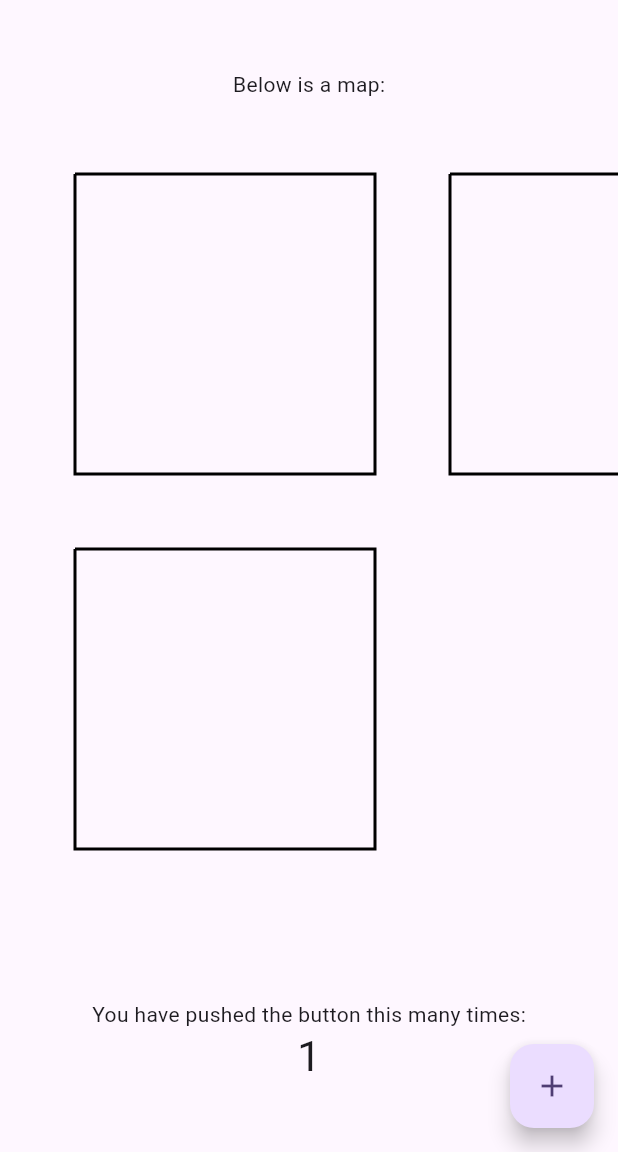
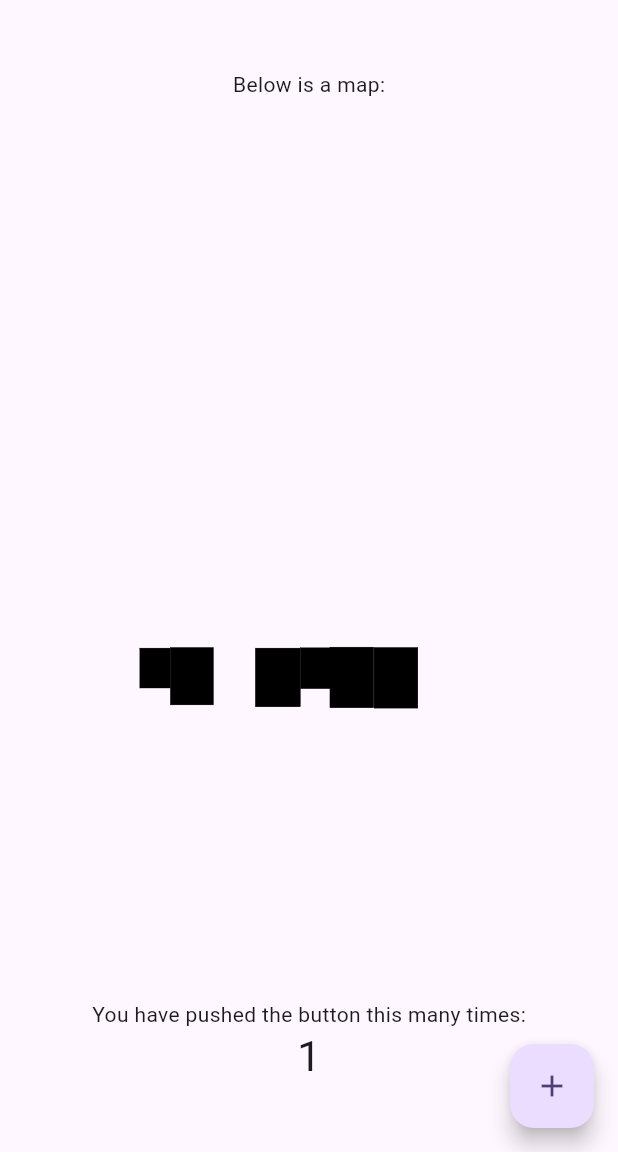
Before and after one commit to MartinDampier/4243Project, a Flutter app: the screen it shows after launch, after a tap on the "add" icon, on a phone screen of 412 x 824 dp, the part 84-1236 px from its top. Run offline on Flutter 3.47's test engine with Material 2 defaults, Android fonts, the phone set to English and light mode, and no system bars; our stand-ins replace flutter_svg.

```diff
--- a/lib/main.dart
+++ b/lib/main.dart
@@ -1,4 +1,5 @@
 import 'package:flutter/material.dart';
+import 'package:flutter_svg/flutter_svg.dart';
 
 void main() {
   runApp(const MyApp());
@@ -131,9 +132,11 @@ class _MyHomePageState extends State<MyHomePage> {
               onTapUp: (TapUpDetails details) {
                 _handleTap(details.localPosition);
               },
-              child: CustomPaint(
-                size: Size(1000.0, 600.0),
-                painter: SimpleMapPainter(),
+              child: SvgPicture.asset(
+                'assets/pftMap.svg',
+                width: 1000.0,
+                height: 600.0,
+                fit: BoxFit.contain,
               ),
             ),
             const Text(
@@ -156,39 +159,9 @@ class _MyHomePageState extends State<MyHomePage> {
 
 }
 
-class SimpleMapPainter extends CustomPainter {
-  @override
-  void paint(Canvas canvas, Size size) {
-    final paint = Paint()
-      ..color = Colors.black
-      ..strokeWidth = 2.0
-      ..style = PaintingStyle.stroke; // set the draw mode
 
-    // draw easy three box
-    final path = Path()
-      ..moveTo(50, 50)
-      ..lineTo(250, 50)
-      ..lineTo(250, 250)
-      ..lineTo(50, 250)
-      ..lineTo(50, 50)
-
-      ..moveTo(300, 50)
-      ..lineTo(500, 50)
-      ..lineTo(500, 250)
-      ..lineTo(300, 250)
-      ..lineTo(300, 50)
-
-      ..moveTo(50, 300)
-      ..lineTo(250, 300)
-      ..lineTo(250, 500)
-      ..lineTo(50, 500)
-      ..lineTo(50, 300);
-
-    canvas.drawPath(path, paint);
-  }
 
   @override
   bool shouldRepaint(CustomPainter oldDelegate) {
     return false;
   }
-}
--- a/pubspec.yaml
+++ b/pubspec.yaml
@@ -30,6 +30,7 @@ environment:
 dependencies:
   flutter:
     sdk: flutter
+  flutter_svg: ^2.0.9
 
 
   # The following adds the Cupertino Icons font to your application.
@@ -62,6 +63,8 @@ flutter:
   # assets:
   #   - images/a_dot_burr.jpeg
   #   - images/a_dot_ham.jpeg
+  assets:
+    - assets/pftMap.svg
 
   # An image asset can refer to one or more resolution-specific "variants", see
   # https://flutter.dev/assets-and-images/#resolution-aware
```
Also changed, not shown: assets/pftMap.svg (added).
